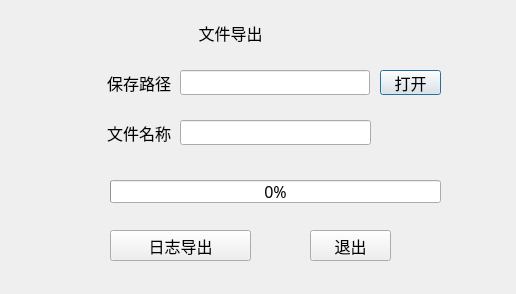
This is MacAddr/common/sqlcom/sqlexportdlg.ui in ChinaClever/PDU-MacAddr as Qt 5 draws it before an edit. The edited form follows.
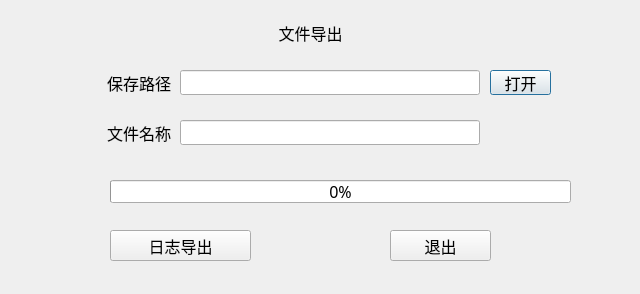
This is the edited form.

```diff
--- a/MacAddr/common/sqlcom/sqlexportdlg.ui
+++ b/MacAddr/common/sqlcom/sqlexportdlg.ui
@@ -6,7 +6,7 @@
    <rect>
     <x>0</x>
     <y>0</y>
-    <width>516</width>
+    <width>640</width>
     <height>294</height>
    </rect>
   </property>
@@ -55,14 +55,14 @@
     <rect>
      <x>180</x>
      <y>70</y>
-     <width>190</width>
+     <width>300</width>
      <height>25</height>
     </rect>
    </property>
    <property name="font">
     <font>
      <family>微软雅黑</family>
-     <pointsize>12</pointsize>
+     <pointsize>10</pointsize>
      <weight>50</weight>
      <italic>false</italic>
      <bold>false</bold>
@@ -72,7 +72,7 @@
   <widget class="QPushButton" name="pushButton">
    <property name="geometry">
     <rect>
-     <x>380</x>
+     <x>490</x>
      <y>70</y>
      <width>61</width>
      <height>25</height>
@@ -121,7 +121,7 @@
     <rect>
      <x>110</x>
      <y>180</y>
-     <width>331</width>
+     <width>461</width>
      <height>23</height>
     </rect>
    </property>
@@ -165,7 +165,7 @@
     <rect>
      <x>0</x>
      <y>20</y>
-     <width>461</width>
+     <width>621</width>
      <height>25</height>
     </rect>
    </property>
@@ -188,9 +188,9 @@
   <widget class="QPushButton" name="quitBtn">
    <property name="geometry">
     <rect>
-     <x>310</x>
+     <x>390</x>
      <y>230</y>
-     <width>81</width>
+     <width>101</width>
      <height>31</height>
     </rect>
    </property>
@@ -212,10 +212,19 @@
     <rect>
      <x>180</x>
      <y>120</y>
-     <width>191</width>
+     <width>300</width>
      <height>25</height>
     </rect>
    </property>
+   <property name="font">
+    <font>
+     <family>微软雅黑</family>
+     <pointsize>10</pointsize>
+     <weight>50</weight>
+     <italic>false</italic>
+     <bold>false</bold>
+    </font>
+   </property>
   </widget>
  </widget>
  <resources/>
```
Left out of the diff: 2 changed lines with no effect on the pictures.
